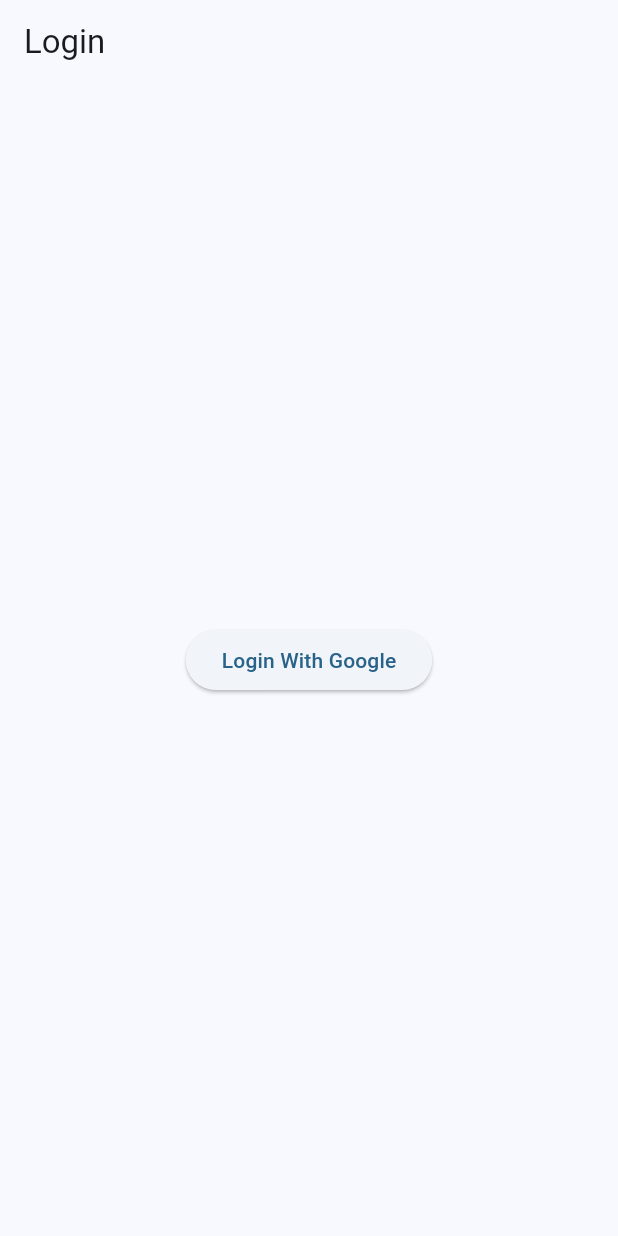
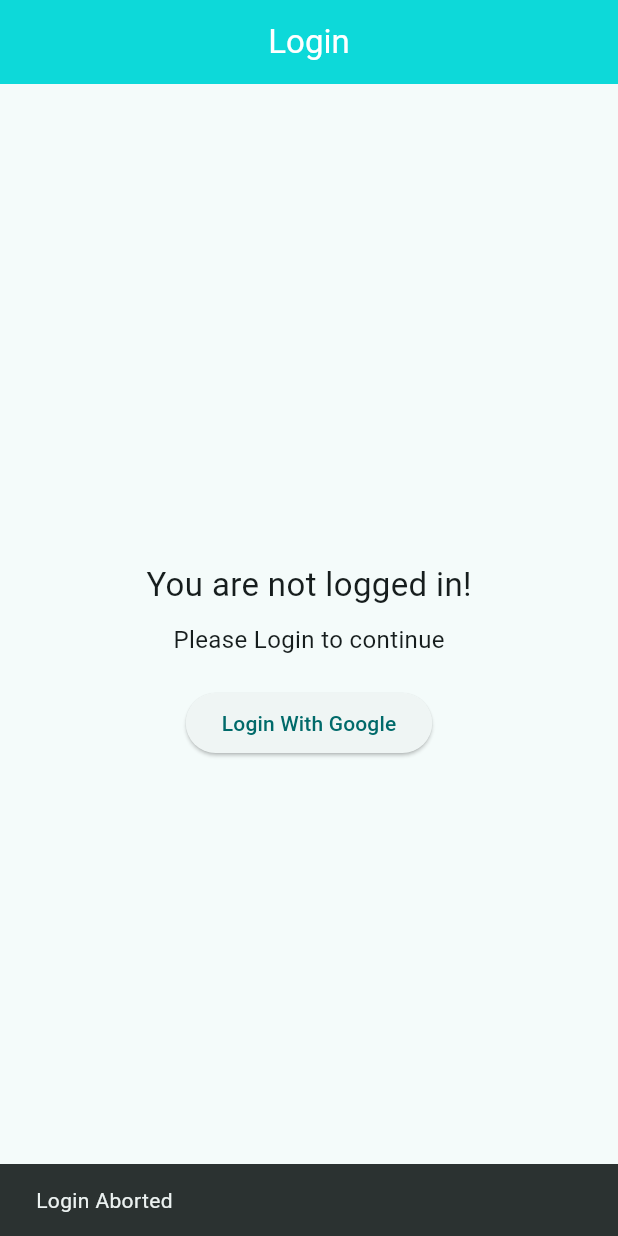
Before and after one commit to Simarjot-sk/web_mobril_test, a Flutter app: the screen it shows after launch, after a tap on "Login With Google", on a phone screen of 412 x 824 dp. Run offline on Flutter 3.47's test engine with Material 2 defaults, Android fonts, the phone set to English and light mode, and no system bars; our stand-ins replace firebase_core, google_sign_in, shared_preferences; accounts and stored records are empty.

Commit message:
completed google login functionality
- using google signing package to manage loggged in status, instead of using shared prefs

```diff
--- a/lib/data/repo/auth_repo.dart
+++ b/lib/data/repo/auth_repo.dart
@@ -1,13 +1,20 @@
 import 'package:google_sign_in/google_sign_in.dart';
 
 class AuthRepo {
-  static void loginWithGoogle() {
-    final googleSignIn = GoogleSignIn(
-      scopes: [
-        'email',
-        'https://www.googleapis.com/auth/contacts.readonly',
-      ],
-    );
-    googleSignIn.signIn();
+  static final _googleSignIn = GoogleSignIn(
+    scopes: ['email'],
+  );
+
+  static Future<bool> isSignedId() {
+    return _googleSignIn.isSignedIn();
+  }
+
+  ///@return Null if user aborted the login dialog, and [GoogleSignInAccount] is login is successful
+  static Future<GoogleSignInAccount?> loginWithGoogle() async {
+    return _googleSignIn.signIn();
+  }
+
+  static Future<void> signOut() {
+    return _googleSignIn.signOut();
   }
 }
--- a/lib/main.dart
+++ b/lib/main.dart
@@ -1,8 +1,13 @@
 import 'package:flutter/material.dart';
-import 'package:web_mobril_test/data/shared_pref_helper.dart';
+import 'package:web_mobril_test/data/repo/auth_repo.dart';
 import 'my_app.dart';
 
-void main() {
-  Prefs.init();
-  runApp(const MyApp());
+void main() async {
+  WidgetsFlutterBinding.ensureInitialized();
+  final isSignedIn = await AuthRepo.isSignedId();
+  runApp(
+    MyApp(
+      isSignedIn: isSignedIn,
+    ),
+  );
 }
--- a/lib/my_app.dart
+++ b/lib/my_app.dart
@@ -1,22 +1,23 @@
 import 'package:flutter/material.dart';
-import 'package:web_mobril_test/data/shared_pref_helper.dart';
 import 'package:web_mobril_test/presentation/screens/home/home_screen.dart';
 import 'package:web_mobril_test/presentation/screens/home/home_state_holder.dart';
 import 'package:web_mobril_test/presentation/screens/login/login_screen.dart';
 import 'package:provider/provider.dart';
 import 'package:web_mobril_test/presentation/screens/login/login_state_holder.dart';
+import 'package:web_mobril_test/presentation/theme/colors.dart';
 
 class MyApp extends StatelessWidget {
-  const MyApp({super.key});
+  const MyApp({super.key, required this.isSignedIn});
+
+  final bool isSignedIn;
 
   @override
   Widget build(BuildContext context) {
-    final initialRoute =
-        Prefs.isLoggedIn.get() ? HomeScreen.route : LoginScreen.route;
+    final initialRoute = isSignedIn ? HomeScreen.route : LoginScreen.route;
     return MaterialApp(
       title: 'Test',
       theme: ThemeData(
-        colorScheme: ColorScheme.fromSeed(seedColor: const Color(0xff38ABF2)),
+        colorScheme: ColorScheme.fromSeed(seedColor: kPrimaryColor),
         useMaterial3: true,
       ),
       initialRoute: initialRoute,
--- a/lib/presentation/screens/home/home_screen.dart
+++ b/lib/presentation/screens/home/home_screen.dart
@@ -1,11 +1,24 @@
 import 'package:flutter/material.dart';
+import 'package:web_mobril_test/data/repo/auth_repo.dart';
+import 'package:web_mobril_test/presentation/screens/login/login_screen.dart';
 
 class HomeScreen extends StatelessWidget {
   static const route = "home_screen_route";
+
   const HomeScreen({super.key});
 
   @override
   Widget build(BuildContext context) {
-    return const Placeholder();
+    return Scaffold(
+      body: Center(
+        child: ElevatedButton(
+          child: const Text("Logout"),
+          onPressed: () {
+            AuthRepo.signOut();
+            Navigator.pushReplacementNamed(context, LoginScreen.route);
+          },
+        ),
+      ),
+    );
   }
 }
--- a/lib/presentation/screens/login/login_screen.dart
+++ b/lib/presentation/screens/login/login_screen.dart
@@ -1,30 +1,92 @@
 import 'package:flutter/material.dart';
+import 'package:provider/provider.dart';
+import 'package:web_mobril_test/presentation/screens/home/home_screen.dart';
+import 'package:web_mobril_test/presentation/screens/login/login_state_holder.dart';
+import 'package:web_mobril_test/presentation/theme/colors.dart';
+import 'package:web_mobril_test/ui_state.dart';
 
-class LoginScreen extends StatelessWidget {
+class LoginScreen extends StatefulWidget {
   static const route = "login_screen_route";
 
   const LoginScreen({super.key});
 
   @override
+  State<LoginScreen> createState() => _LoginScreenState();
+}
+
+class _LoginScreenState extends State<LoginScreen> {
+  @override
+  void initState() {
+    super.initState();
+    WidgetsBinding.instance.addPostFrameCallback((_) {
+      final state = context.read<LoginStateHolder>();
+      state.addListener(() {
+        final loginState = state.loginState;
+        if (loginState == null) return;
+        switch (loginState) {
+          case Success success:
+            Navigator.pushReplacementNamed(context, HomeScreen.route, arguments: success.data);
+            break;
+          case Failure failure:
+            final snackBar = SnackBar(content: Text(failure.errorMessage));
+            ScaffoldMessenger.of(context).showSnackBar(snackBar);
+            break;
+          case Loading _:
+            break;
+        }
+      });
+    });
+  }
+
+  @override
   Widget build(BuildContext context) {
+    final state = context.watch<LoginStateHolder>();
+
     return Scaffold(
-      appBar: AppBar(
-        title: const Text("Login"),
-      ),
+      appBar: _buildAppBar(),
       body: Center(
-        child: _buildLoginButton(),
+        child: Column(
+          mainAxisSize: MainAxisSize.min,
+          children: [
+            const Text(
+              'You are not logged in!',
+              style: TextStyle(fontSize: 22),
+            ),
+            const SizedBox(height: 10),
+            const Text(
+              'Please Login to continue',
+              style: TextStyle(fontSize: 16),
+            ),
+            const SizedBox(height: 20),
+            _buildLoginButton(state),
+          ],
+        ),
       ),
     );
   }
 
-  Widget _buildLoginButton() {
-    return ElevatedButton(
-      onPressed: _performGoogleSignIn,
-      child: const Text("Login With Google"),
+  Widget _buildLoginButton(LoginStateHolder stateHolder) {
+    final isLoading = stateHolder.loginState is Loading;
+    return isLoading
+        ? const CircularProgressIndicator()
+        : ElevatedButton(
+            onPressed: () {
+              stateHolder.loginWithGoogle();
+            },
+            child: const Text("Login With Google"),
+          );
+  }
+
+  PreferredSizeWidget _buildAppBar() {
+    return AppBar(
+      title: const Text(
+        "Login",
+        style: TextStyle(
+          color: Colors.white,
+        ),
+      ),
+      centerTitle: true,
+      backgroundColor: kPrimaryColor,
     );
   }
-
-  void _performGoogleSignIn() {
-
-  }
 }
--- a/lib/presentation/screens/login/login_state_holder.dart
+++ b/lib/presentation/screens/login/login_state_holder.dart
@@ -1,27 +1,34 @@
 import 'package:flutter/cupertino.dart';
+import 'package:google_sign_in/google_sign_in.dart';
 import 'package:web_mobril_test/data/repo/auth_repo.dart';
-import 'package:web_mobril_test/ui_state.dart' as state;
+import 'package:web_mobril_test/ui_state.dart';
 import 'dart:developer' as dev;
 
 class LoginStateHolder extends ChangeNotifier {
-  state.UiState? loginState;
+  UiState<GoogleSignInAccount>? loginState;
 
-  void loginWithGoogle() {
+  void loginWithGoogle() async {
     try {
-      _updateState(const state.Loading());
-      AuthRepo.loginWithGoogle();
-      _updateState(const state.Success(""));
+      _updateState(const Loading());
+      final res = await AuthRepo.loginWithGoogle();
+      if (res == null) {
+        _updateState(const Failure("Login Aborted"));
+      } else {
+        _updateState(Success(res));
+      }
     } catch (th, stack) {
       dev.log(
         "error while logging in with google",
         stackTrace: stack,
         error: th,
       );
-      _updateState(const state.Failure("Something Went Wrong"));
+      _updateState(
+        const Failure("Something Went Wrong"),
+      );
     }
   }
 
-  void _updateState(state.UiState newState) {
+  void _updateState(UiState<GoogleSignInAccount> newState) {
     loginState = newState;
     notifyListeners();
   }
--- /dev/null
+++ b/lib/presentation/theme/colors.dart
@@ -0,0 +1,4 @@
+import 'dart:ui';
+
+const Color kPrimaryColor = Color(0xff0DD9D9);
+const Color kScreenBackgroundColor = Color(0xffDFF2F2);
--- a/lib/ui_state.dart
+++ b/lib/ui_state.dart
@@ -1,19 +1,21 @@
-sealed class UiState {
+///Represents the state of any action that the user might perform
+///It can be either [Loading], [Success] or [Failure]
+sealed class UiState<DATA> {
   const UiState();
 }
 
-class Success<Type> extends UiState {
-  final Type data;
+class Success<DATA> extends UiState<DATA> {
+  final DATA data;
 
   const Success(this.data);
 }
 
-class Failure extends UiState {
+class Failure<DATA> extends UiState<DATA> {
   final String errorMessage;
 
   const Failure(this.errorMessage);
 }
 
-class Loading extends UiState {
+class Loading<DATA> extends UiState<DATA> {
   const Loading();
 }
```
Also changed, not shown: 4 other files.
